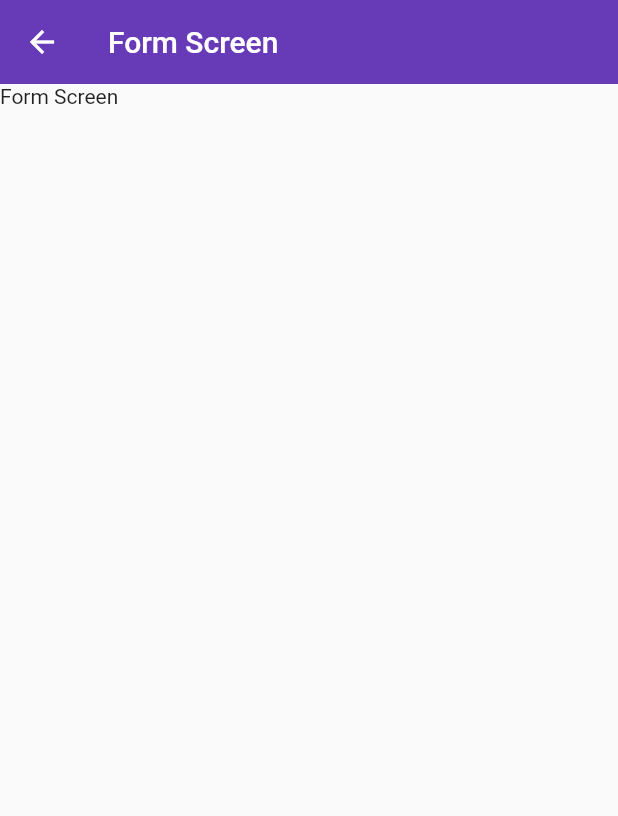
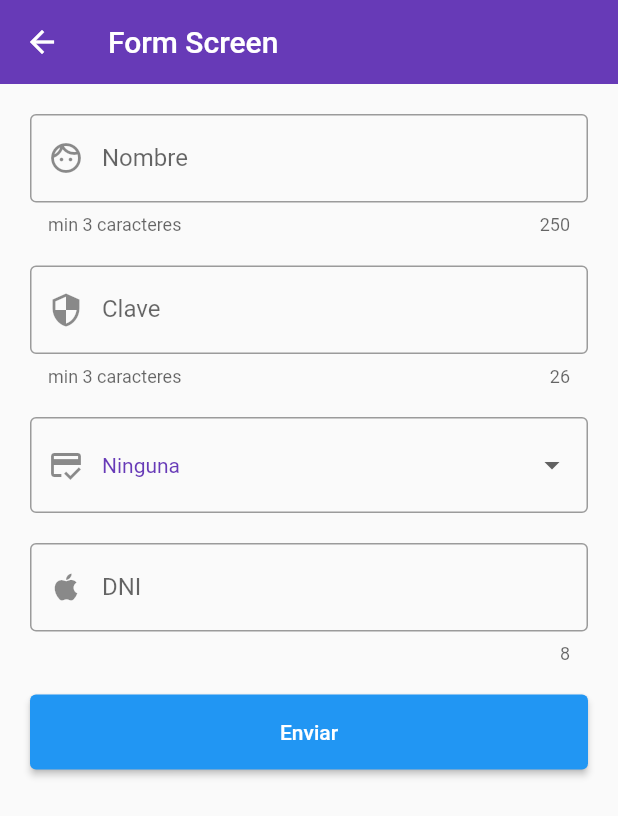
Before and after one commit to dlopel/practica-flutter, a Flutter app: the FormScreen screen opened by its route, on a phone screen of 412 x 824 dp. Shown: the top 816 px of the screen. Run offline on Flutter 3.47's test engine with Material 2 defaults, Android fonts, the phone set to English and light mode, and no system bars.

Commit message:
inputs agregados

```diff
--- a/lib/router/app_routes.dart
+++ b/lib/router/app_routes.dart
@@ -29,7 +29,7 @@ class AppRoutes {
         name: 'Screen Three'),
     MenuOption(
         route: 'form_screen',
-        screen: const FormScreen(),
+        screen: FormScreen(),
         icon: Icons.adb_rounded,
         name: 'Form Screen')
   ];
--- a/lib/screens/form_screen.dart
+++ b/lib/screens/form_screen.dart
@@ -1,7 +1,45 @@
 import 'package:flutter/material.dart';
+import 'package:flutter_application_1/widgets/widgets.dart';
 
-class FormScreen extends StatelessWidget {
+class FormScreen extends StatefulWidget {
   const FormScreen({Key? key}) : super(key: key);
+
+  @override
+  State<FormScreen> createState() => _FormScreenState();
+}
+
+class _FormScreenState extends State<FormScreen> {
+  final GlobalKey<FormState> _formKey = GlobalKey<FormState>();
+
+  final Map<String, dynamic> _data = {
+    'name': 'diego lope',
+    'password': '123456',
+    'dni': '12345678'
+  };
+
+  final List<String> cities = [
+    'Ninguna',
+    'Ate',
+    'Lima',
+    'Miraflores',
+    'La Molina',
+    'Surco',
+    'San Borja',
+    'Ancon',
+    'Ventanilla',
+    'Callao',
+    'San Luis',
+    'Agustino',
+    'Villa el Salvador',
+    'Villa Maria del Triunfo',
+    'Lurin',
+    'Pachacamac',
+    'Mamacona',
+    'Huaskar',
+    'Lince'
+  ];
+
+  String? city;
 
   @override
   Widget build(BuildContext context) {
@@ -9,7 +47,113 @@ class FormScreen extends StatelessWidget {
       appBar: AppBar(
         title: const Text('Form Screen'),
       ),
-      body: Text('Form Screen'),
+      body: SingleChildScrollView(
+        padding: const EdgeInsets.all(20),
+        child: Form(
+            key: _formKey,
+            child: Column(
+              children: [
+                CustomInput(
+                  validator: (value) {
+                    if (value == null || value.isEmpty) {
+                      return 'Campo requerido';
+                    }
+                    if (value.length <= 3) {
+                      return 'minimo 4 caracteres';
+                    }
+                    return null;
+                  },
+                  object: _data,
+                  propertyKey: 'name',
+                  prefixIcon: Icons.face_unlock_sharp,
+                  hintText: 'Introduce nombre',
+                  labelText: 'Nombre',
+                  counterText: '250',
+                  helperText: 'min 3 caracteres',
+                ),
+                const SizedBox(height: 20),
+                CustomInput(
+                  validator: (value) {
+                    if (value == null || value.isEmpty) {
+                      return 'Campo requerido';
+                    }
+                    if (value.length <= 7) {
+                      return 'minimo 7 caracteres';
+                    }
+                    return null;
+                  },
+                  obscureText: true,
+                  object: _data,
+                  propertyKey: 'password',
+                  prefixIcon: Icons.security,
+                  hintText: 'Introduce clave',
+                  labelText: 'Clave',
+                  counterText: '26',
+                  helperText: 'min 3 caracteres',
+                ),
+                const SizedBox(height: 20),
+                DropdownButtonFormField<String>(
+                  validator: (value) {
+                    if (value == 'Ninguna') {
+                      return 'Seleccione una ciudad';
+                    }
+                    return null;
+                  },
+                  decoration:
+                      const InputDecoration(
+                        prefixIcon: Icon(Icons.credit_score),
+                        border: OutlineInputBorder()),
+                  isExpanded: true,
+                  value: city ?? cities.first,
+                  icon: const Icon(Icons.arrow_drop_down),
+                  style: const TextStyle(color: Colors.deepPurple),
+                  onChanged: (String? value) {
+                    city = value!;
+                    print(value);
+                    setState(() {});
+                  },
+                  items: cities.map<DropdownMenuItem<String>>((String value) {
+                    return DropdownMenuItem<String>(
+                      value: value,
+                      child: Text(value),
+                    );
+                  }).toList(),
+                ),
+                const SizedBox(height: 20),
+                CustomInput(
+                  maxLength: 8,
+                  keyboardType: TextInputType.number,
+                  validator: (value) {
+                    if (value == null || value.isEmpty) {
+                      return 'Campo requerido';
+                    }
+                    return null;
+                  },
+                  object: _data,
+                  propertyKey: 'dni',
+                  prefixIcon: Icons.apple_sharp,
+                  hintText: 'Introduce DNI',
+                  labelText: 'DNI',
+                  counterText: '8',
+                ),
+                const SizedBox(height: 20),
+                SizedBox(
+                  width: double.infinity,
+                  height: 50,
+                  child: ElevatedButton(
+                    onPressed: () {
+                      FocusScope.of(context).requestFocus(FocusNode());
+
+                      if (_formKey.currentState!.validate()) {
+                        print(_data);
+                      }
+                    },
+                    child: const Text('Enviar'),
+                  ),
+                ),
+              ],
+            )),
+      ),
     );
   }
 }
--- /dev/null
+++ b/lib/widgets/custom-input.dart
@@ -0,0 +1,50 @@
+import 'package:flutter/material.dart';
+
+class CustomInput extends StatelessWidget {
+  final bool obscureText;
+  final IconData? prefixIcon;
+  final String? labelText;
+  final String hintText;
+  final String? helperText;
+  final String? counterText;
+  final String propertyKey;
+  final Map<String, dynamic> object;
+  final String? Function(String?)? validator;
+  final TextInputType? keyboardType;
+  final int? maxLength;
+
+  const CustomInput(
+      {Key? key,
+      this.obscureText = false,
+      this.prefixIcon,
+      this.labelText,
+      this.counterText,
+      this.maxLength,
+      this.keyboardType,
+      this.helperText,
+      this.validator,
+      required this.propertyKey,
+      required this.object,
+      required this.hintText})
+      : super(key: key);
+
+  @override
+  Widget build(BuildContext context) {
+    return TextFormField(
+      maxLength: maxLength,
+      keyboardType: keyboardType,
+      validator: validator,
+      onChanged: (value) {
+        object[propertyKey] = value;
+      },
+      obscureText: obscureText,
+      decoration: InputDecoration(
+          hintText: hintText,
+          labelText: labelText,
+          counterText: counterText,
+          helperText: helperText,
+          prefixIcon: prefixIcon != null ? Icon(prefixIcon) : null,
+          border: const OutlineInputBorder()),
+    );
+  }
+}
--- a/lib/widgets/widgets.dart
+++ b/lib/widgets/widgets.dart
@@ -1,2 +1,3 @@
 export './custom_card.dart';
 export './image_card.dart';
+export './custom-input.dart';
```
